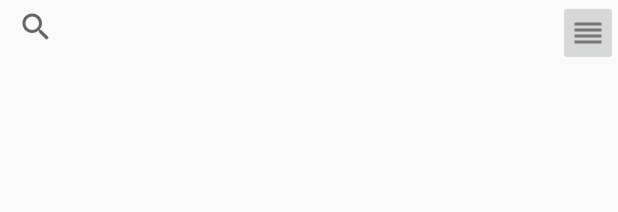
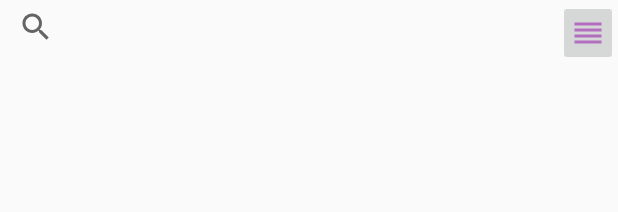
Before and after one commit to aji-app/aji, an Android app: the layout fragment_song_meta.xml on its own in the app's theme, with its tools: preview values and no code run, on a phone screen of 412 x 824 dp. Shown: the top 212 px of the screen. Run offline under Robolectric (Android 15) with nearby library versions, the phone set to English and light mode, and no system bars.

Commit message:
Add favorites

```diff
--- a/app/src/main/java/ch/zhaw/engineering/tbdappname/ui/song/SongListFragment.java
+++ b/app/src/main/java/ch/zhaw/engineering/tbdappname/ui/song/SongListFragment.java
@@ -81,7 +81,7 @@ public class SongListFragment extends Fragment {
         dividerItemDecoration.setDrawable(ContextCompat.getDrawable(getActivity(), R.drawable.divider));
         mRecyclerView.addItemDecoration(dividerItemDecoration);
         mSongViewModel = new ViewModelProvider(getActivity()).get(SongViewModel.class);
-        mSongViewModel.getSongsAndPlaylists().observe(getActivity(), songsAndPlaylists -> {
+        mSongViewModel.getSongsAndPlaylists().observe(getViewLifecycleOwner(), songsAndPlaylists -> {
             Log.i(TAG, "Updating songs for song fragment");
             getActivity().runOnUiThread(() -> {
                 mRecyclerView.setAdapter(new SongRecyclerViewAdapter(songsAndPlaylists.getSongs(), mListener, getActivity(), songsAndPlaylists.getPlaylists()));
--- a/app/src/main/res/layout/fragment_song_item.xml
+++ b/app/src/main/res/layout/fragment_song_item.xml
@@ -58,6 +58,7 @@
         android:layout_marginEnd="0dp"
         android:gravity="center"
         android:padding="0dp"
+        android:tint="?attr/colorPrimary"
         android:src="@drawable/ic_favorite" />
     <Button
         android:id="@+id/song_item_overflow"
@@ -68,6 +69,7 @@
         android:gravity="center"
         android:padding="0dp"
         android:text="&#8942;"
+        android:textColor="?attr/colorPrimary"
         android:textAppearance="?android:textAppearanceLarge" />
 
 </LinearLayout>
--- a/app/src/main/res/layout/fragment_song_meta.xml
+++ b/app/src/main/res/layout/fragment_song_meta.xml
@@ -12,6 +12,7 @@
             android:layout_width="0dp"
             android:layout_weight="1"
             android:layout_height="36dp"
+            android:tint="?attr/colorPrimary"
             />
         <ImageButton
             android:id="@+id/song_meta_menu"
@@ -22,5 +23,5 @@
             android:gravity="center"
             android:padding="0dp"
             android:src="@drawable/ic_order"
-            android:textAppearance="?android:textAppearanceLarge" />
+            android:tint="?attr/colorPrimary"/>
 </LinearLayout>
```
Also changed, not shown: app/src/main/java/ch/zhaw/engineering/tbdappname/TestActivity.java (+4 -4 lines), app/src/main/java/ch/zhaw/engineering/tbdappname/ui/song/SongMetaFragment.java (+6 -2 lines).
